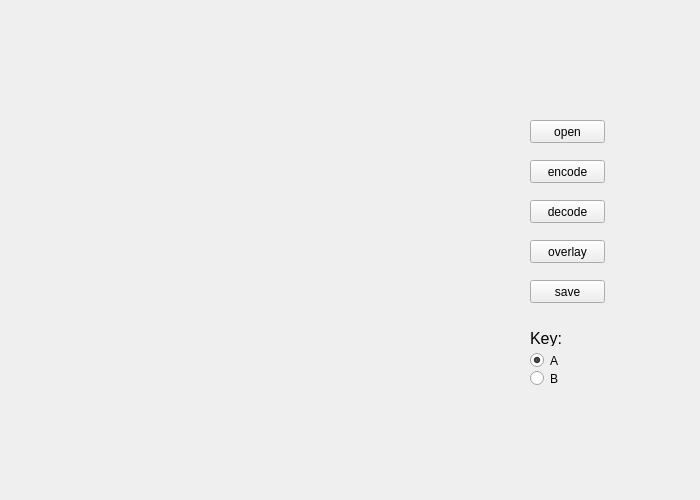
Qt form form.ui (hwendland/M1Widget) before a commit.
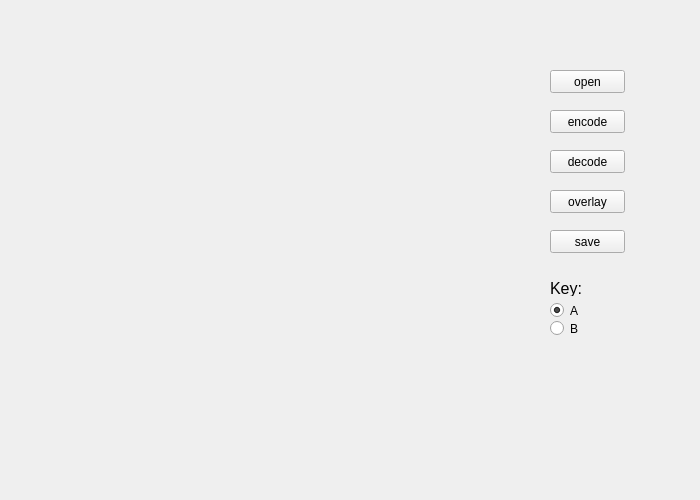
The same form after that commit.

Commit message: bug fix and add clear button

Diff of the .ui file:
```diff
--- a/form.ui
+++ b/form.ui
@@ -16,8 +16,8 @@
   <widget class="QPushButton" name="pushButton">
    <property name="geometry">
     <rect>
-     <x>530</x>
-     <y>120</y>
+     <x>550</x>
+     <y>70</y>
      <width>75</width>
      <height>23</height>
     </rect>
@@ -29,8 +29,8 @@
   <widget class="QPushButton" name="pushButton_2">
    <property name="geometry">
     <rect>
-     <x>530</x>
-     <y>160</y>
+     <x>550</x>
+     <y>110</y>
      <width>75</width>
      <height>23</height>
     </rect>
@@ -42,8 +42,8 @@
   <widget class="QRadioButton" name="radioButton">
    <property name="geometry">
     <rect>
-     <x>530</x>
-     <y>350</y>
+     <x>550</x>
+     <y>300</y>
      <width>82</width>
      <height>21</height>
     </rect>
@@ -58,8 +58,8 @@
   <widget class="QRadioButton" name="radioButton_2">
    <property name="geometry">
     <rect>
-     <x>530</x>
-     <y>370</y>
+     <x>550</x>
+     <y>320</y>
      <width>82</width>
      <height>17</height>
     </rect>
@@ -71,8 +71,8 @@
   <widget class="QPushButton" name="pushButton_3">
    <property name="geometry">
     <rect>
-     <x>530</x>
-     <y>200</y>
+     <x>550</x>
+     <y>150</y>
      <width>75</width>
      <height>23</height>
     </rect>
@@ -84,8 +84,8 @@
   <widget class="QPushButton" name="pushButton_4">
    <property name="geometry">
     <rect>
-     <x>530</x>
-     <y>240</y>
+     <x>550</x>
+     <y>190</y>
      <width>75</width>
      <height>23</height>
     </rect>
@@ -97,8 +97,8 @@
   <widget class="QPushButton" name="pushButton_5">
    <property name="geometry">
     <rect>
-     <x>530</x>
-     <y>280</y>
+     <x>550</x>
+     <y>230</y>
      <width>75</width>
      <height>23</height>
     </rect>
@@ -110,8 +110,8 @@
   <widget class="QLabel" name="label">
    <property name="geometry">
     <rect>
-     <x>530</x>
-     <y>330</y>
+     <x>550</x>
+     <y>280</y>
      <width>47</width>
      <height>16</height>
     </rect>
```
The commit also changes 3 other files.
